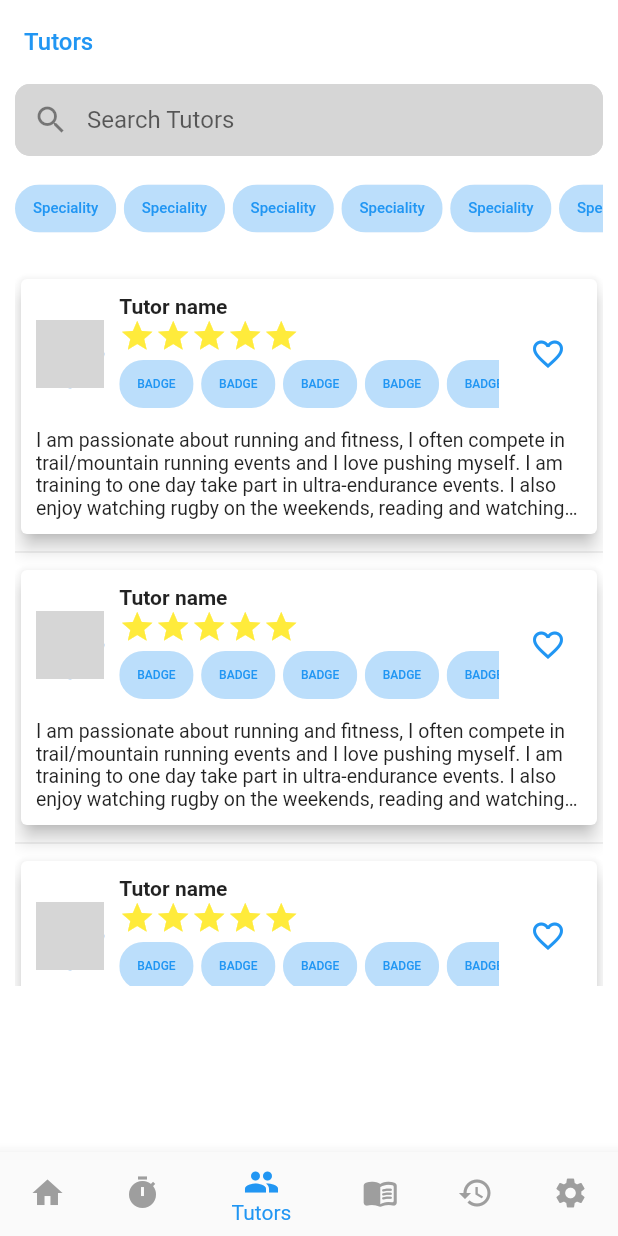
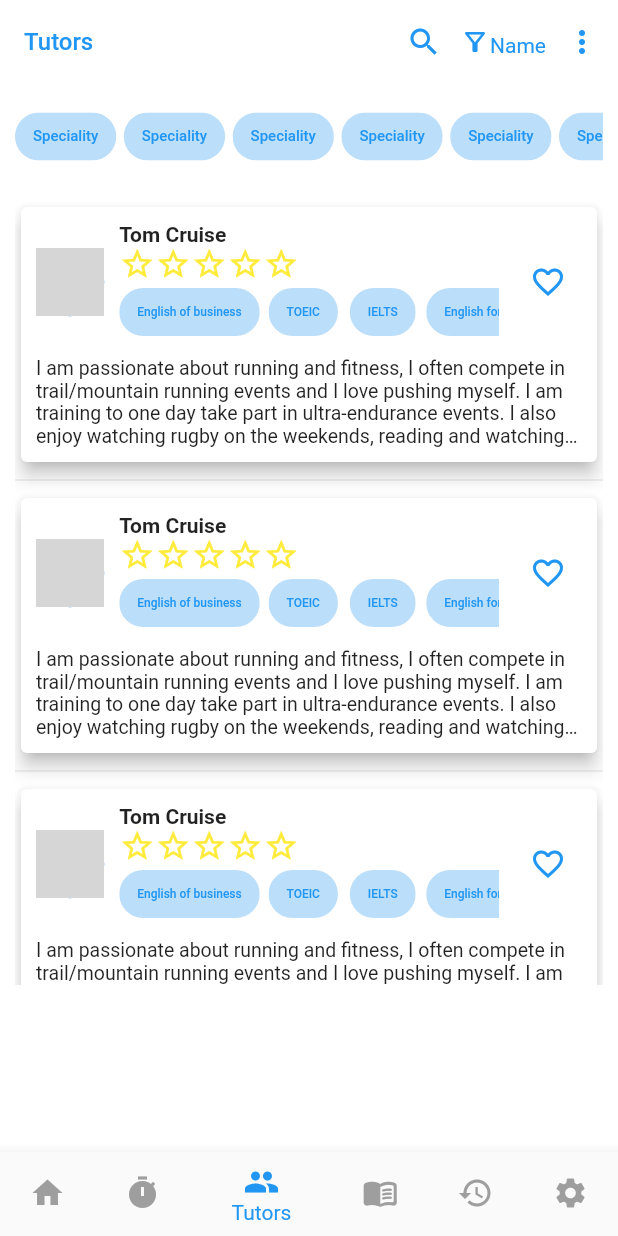
Before and after one commit to DuytheTeacher/advanced-mobile-development, a Flutter app: the Tabbar screen opened directly, item 3 of the bottom bar chosen, on a phone screen of 412 x 824 dp. Run offline on Flutter 3.47's test engine with Material 2 defaults, Android fonts, the phone set to English and light mode, and no system bars; our stand-ins replace flutter_local_notifications, image_picker, rxdart, timezone; network calls fail; grey boxes are pictures that could not be loaded.

Commit message:
Offline flow for List, Search tutors

```diff
--- a/lib/main.dart
+++ b/lib/main.dart
@@ -1,3 +1,4 @@
+import 'package:advanced_mobile_dev/providers/tutorsProvider.dart';
 import 'package:advanced_mobile_dev/providers/userProvider.dart';
 import 'package:advanced_mobile_dev/widgets/screens/account/profile.dart';
 import 'package:advanced_mobile_dev/widgets/screens/authentication/forgot-password.dart';
@@ -24,6 +25,7 @@
     return MultiProvider(
       providers: [
         ChangeNotifierProvider(create: (_) => UserProvider()),
+        ChangeNotifierProvider(create: (_) => TutorProvider()),
       ],
       child: MaterialApp(
         title: 'LET TUTOR',
@@ -37,11 +39,11 @@
           // '/login': (BuildContext context) => Login(title: 'Login', login: _loginCallback,),
           Register.routeName: (BuildContext context) =>
               const Register(title: 'Register'),
-          '/forgot-password': (BuildContext context) =>
+          ForgotPassword.routeName: (BuildContext context) =>
               const ForgotPassword(title: 'Forgot Password'),
           '/tutor-detail': (BuildContext context) =>
               const TutorDetail(title: 'Tutor'),
-          '/profile': (BuildContext context) => const Profile(title: 'Profile'),
+          Profile.routeName: (BuildContext context) => const Profile(title: 'Profile'),
           '/course-detail': (BuildContext context) =>
               const CourseDetail(title: 'Course Detail'),
           '/video-call': (BuildContext context) =>
--- /dev/null
+++ b/lib/providers/tutorsProvider.dart
@@ -0,0 +1,118 @@
+import 'dart:math';
+
+import 'package:advanced_mobile_dev/widgets/screens/tabs/tab-bar.dart';
+import 'package:flutter/foundation.dart';
+import 'package:uuid/uuid.dart';
+
+class Tutor {
+  String id;
+  String imageUrl;
+  String name;
+  int ratingStars;
+  String description;
+  String country;
+  List<String> languages;
+  List<String> specialities;
+  String interest;
+  String exp;
+  List<Comment> comments;
+  bool isFavorite;
+
+  Tutor(
+      {required this.id,
+      required this.imageUrl,
+      required this.name,
+      required this.ratingStars,
+      required this.description,
+      required this.country,
+      required this.languages,
+      required this.specialities,
+      required this.interest,
+      required this.exp,
+      required this.comments,
+      required this.isFavorite});
+}
+
+class Comment {
+  String userImageUrl;
+  String userName;
+  String userId;
+  String content;
+  int ratingStars;
+  DateTime date;
+
+  Comment(
+      {required this.userImageUrl,
+      required this.userName,
+      required this.userId,
+      required this.content,
+      required this.ratingStars,
+      required this.date});
+}
+
+class TutorProvider with ChangeNotifier {
+  List<Tutor> _tutors = [];
+
+  List<Tutor> get tutorsList {
+    return [..._tutors];
+  }
+
+  TutorProvider() {
+    generateList();
+  }
+
+  String randomName() {
+    List<String> firstName = ['Tim', 'John', 'Jack', 'Anna', 'Tom', 'Nick', 'Paul', 'Jammy'];
+    List<String> lastName = ['Cook', 'Cena', 'Grealish', 'Bell', 'Cruise', 'Pop', 'Torres', 'Dang'];
+    int randomFirstName = Random().nextInt(8);
+    int randomLastName = Random().nextInt(8);
+
+    return '${firstName[randomFirstName]} ${lastName[randomLastName]}';
+  }
+
+  void generateList() {
+    const _uuid = Uuid();
+    List<Tutor> genList = List<Tutor>.generate(
+      20,
+      (index) => Tutor(
+          id: _uuid.v4(),
+          imageUrl: 'https://source.unsplash.com/random/?avatar/tutor',
+          name: randomName(),
+          ratingStars: Random().nextInt(5),
+          description:
+              'I am passionate about running and fitness, I often compete in trail/mountain running events and I love pushing myself. I am training to one day take part in ultra-endurance events. I also enjoy watching rugby on the weekends, reading and watching podcasts on Youtube. My most memorable life experience would be living in and traveling around Southeast Asia.',
+          country: 'Vietnam',
+          languages: ['English, French', 'Chinese'],
+          specialities: [
+            'English of business',
+            'TOEIC',
+            'IELTS',
+            'English for kids',
+            'Conversational'
+          ],
+          interest:
+              'I loved the weather, the scenery and the laid-back lifestyle of the locals.',
+          exp: 'I have more than 10 years of teaching english experience',
+          comments: [],
+          isFavorite: false),
+    );
+    _tutors = genList;
+    notifyListeners();
+  }
+
+  void toggleFavorite(String tutorId) {
+    int index = _tutors.indexWhere((element) => element.id == tutorId);
+    _tutors[index].isFavorite = !_tutors[index].isFavorite;
+    notifyListeners();
+  }
+
+  List<Tutor> queryTutor(SearchOptions filter, String queryString) {
+    if (queryString == 'all') {
+      return [..._tutors];
+    } else if (filter == SearchOptions.name) {
+      return _tutors.where((element) => element.name.toLowerCase().startsWith(queryString.toLowerCase())).toList();
+    } else {
+      return _tutors.where((element) => element.country.toLowerCase().startsWith(queryString.toLowerCase())).toList();
+    }
+  }
+}
--- a/lib/widgets/common/tutor-card.dart
+++ b/lib/widgets/common/tutor-card.dart
@@ -1,37 +1,31 @@
+import 'package:advanced_mobile_dev/providers/tutorsProvider.dart';
 import 'package:flutter/material.dart';
+import 'package:provider/provider.dart';
 
 class TutorCard extends StatefulWidget {
-  const TutorCard({Key? key}) : super(key: key);
+  TutorCard({Key? key, required this.tutor}) : super(key: key);
+
+  Tutor tutor;
 
   @override
   _TutorCardState createState() => _TutorCardState();
 }
 
 class _TutorCardState extends State<TutorCard> {
-  _generateStars() {
+  _generateStars(int stars) {
     return Row(
-      children: const [
-        Icon(
+      children: List.generate(
+        5,
+        (index) => index + 1 <= stars
+            ? const Icon(
                 Icons.star,
                 color: Colors.yellow,
-        ),
-        Icon(
-          Icons.star,
+              )
+            : const Icon(
+                Icons.star_border_outlined,
                 color: Colors.yellow,
               ),
-        Icon(
-          Icons.star,
-          color: Colors.yellow,
       ),
-        Icon(
-          Icons.star,
-          color: Colors.yellow,
-        ),
-        Icon(
-          Icons.star,
-          color: Colors.yellow,
-        ),
-      ],
     );
   }
 
@@ -41,22 +35,21 @@
         width: double.infinity,
         child: ListView(
           scrollDirection: Axis.horizontal,
-          children: List.generate(
-              6,
-              (index) => Padding(
+          children: widget.tutor.specialities.map((element) {
+            return Padding(
               padding: const EdgeInsets.only(right: 5),
               child: Chip(
                 backgroundColor: Theme.of(context).primaryColorLight,
-                      label: Text('BADGE',
+                label: Text(element,
                     style: TextStyle(
-                              color: Theme.of(context).primaryColor,
-                              fontSize: 8)),
+                        color: Theme.of(context).primaryColor, fontSize: 8)),
               ),
-                  )),
+            );
+          }).toList(),
         ));
   }
 
-  _tutorInfo() {
+  _tutorInfo(BuildContext context) {
     return Padding(
       padding: const EdgeInsets.only(bottom: 10),
       child: Row(
@@ -66,7 +59,7 @@
               child: CircleAvatar(
                 child: ClipOval(
                   child: Image.network(
-                    'https://api.app.lettutor.com/avatar/4d54d3d7-d2a9-42e5-97a2-5ed38af5789aavatar1627913015850.00',
+                    widget.tutor.imageUrl,
                     width: 45,
                     height: 45,
                     fit: BoxFit.cover,
@@ -83,30 +76,36 @@
                   mainAxisAlignment: MainAxisAlignment.spaceAround,
                   crossAxisAlignment: CrossAxisAlignment.start,
                   children: <Widget>[
-                    const Text(
-                      'Tutor name',
-                      style: TextStyle(fontWeight: FontWeight.w600),
+                    Text(
+                      widget.tutor.name,
+                      style: const TextStyle(fontWeight: FontWeight.w600),
                     ),
-                    _generateStars(),
+                    _generateStars(widget.tutor.ratingStars),
                     _generateBadges()
                   ],
                 )),
           ),
           Expanded(
               flex: 1,
-              child: Icon(Icons.favorite_border,
-                  color: Theme.of(context).primaryColor)),
+              child: IconButton(
+                icon: widget.tutor.isFavorite == true ? const Icon(Icons.favorite) : const Icon(Icons.favorite_border),
+                color: Theme.of(context).primaryColor,
+                onPressed: () {
+                  final tutorData = Provider.of<TutorProvider>(context, listen: false);
+                  tutorData.toggleFavorite(widget.tutor.id);
+                },
+              )),
         ],
       ),
     );
   }
 
   _tutorDescription() {
-    return const Text(
-      'I am passionate about running and fitness, I often compete in trail/mountain running events and I love pushing myself. I am training to one day take part in ultra-endurance events. I also enjoy watching rugby on the weekends, reading and watching podcasts on Youtube. My most memorable life experience would be living in and traveling around Southeast Asia.',
+    return Text(
+      widget.tutor.description,
       overflow: TextOverflow.ellipsis,
       maxLines: 4,
-      style: TextStyle(
+      style: const TextStyle(
         fontSize: 13,
       ),
     );
@@ -118,12 +117,13 @@
       onTap: () {
         Navigator.pushNamed(context, '/tutor-detail');
       },
+      behavior: HitTestBehavior.translucent,
       child: Card(
         elevation: 5,
         child: Padding(
           padding: const EdgeInsets.all(10),
           child: Column(
-            children: [_tutorInfo(), _tutorDescription()],
+            children: [_tutorInfo(context), _tutorDescription()],
           ),
         ),
       ),
--- /dev/null
+++ b/lib/widgets/common/tutor-list-only.dart
@@ -0,0 +1,36 @@
+import 'package:advanced_mobile_dev/providers/tutorsProvider.dart';
+import 'package:advanced_mobile_dev/widgets/common/tutor-card.dart';
+import 'package:advanced_mobile_dev/widgets/screens/tabs/tab-bar.dart';
+
+import 'package:flutter/material.dart';
+import 'package:provider/provider.dart';
+
+class TutorList extends StatefulWidget {
+  TutorList({Key? key, required this.filter, required this.queryString}) : super(key: key);
+
+  SearchOptions filter;
+  String queryString;
+
+  @override
+  State<TutorList> createState() => _TutorListState();
+}
+
+class _TutorListState extends State<TutorList> {
+  @override
+  Widget build(BuildContext context) {
+    final tutorData = Provider.of<TutorProvider>(context);
+
+    return SizedBox(
+      height: 530.5,
+      child: ListView.separated(
+        padding: const EdgeInsets.symmetric(vertical: 8),
+        itemCount: tutorData.queryTutor(widget.filter, widget.queryString).length,
+        itemBuilder: (BuildContext context, int index) {
+          Tutor tutor = tutorData.queryTutor(widget.filter, widget.queryString)[index];
+          return Center(child: TutorCard(tutor: tutor,));
+        },
+        separatorBuilder: (BuildContext context, int index) => const Divider(),
+      ),
+    );
+  }
+}
--- a/lib/widgets/screens/account/profile.dart
+++ b/lib/widgets/screens/account/profile.dart
@@ -12,6 +12,7 @@
   const Profile({Key? key, required this.title}) : super(key: key);
 
   final String title;
+  static const routeName = '/profile';
 
   @override
   State<Profile> createState() => _ProfileState();
--- a/lib/widgets/screens/authentication/forgot-password.dart
+++ b/lib/widgets/screens/authentication/forgot-password.dart
@@ -7,6 +7,7 @@
   const ForgotPassword({Key? key, required this.title}) : super(key: key);
 
   final String title;
+  static String routeName = '/forgot-password';
 
   @override
   State<ForgotPassword> createState() => _ForgotPasswordState();
--- a/lib/widgets/screens/authentication/login.dart
+++ b/lib/widgets/screens/authentication/login.dart
@@ -1,4 +1,5 @@
 import 'package:advanced_mobile_dev/providers/userProvider.dart';
+import 'package:advanced_mobile_dev/widgets/screens/authentication/forgot-password.dart';
 import 'package:advanced_mobile_dev/widgets/screens/authentication/register.dart';
 import 'package:flutter/material.dart';
 import 'package:provider/provider.dart';
@@ -94,7 +95,7 @@
             alignment: Alignment.centerRight,
             child: GestureDetector(
               onTap: () {
-                Navigator.pushNamed(context, '/forgot-password');
+                Navigator.pushNamed(context, ForgotPassword.routeName);
               },
               child: const Text(
                 'Forgot Password?',
--- a/lib/widgets/screens/tabs/home-screen.dart
+++ b/lib/widgets/screens/tabs/home-screen.dart
@@ -126,7 +126,7 @@
         padding: const EdgeInsets.all(8),
         itemCount: 3,
         itemBuilder: (BuildContext context, int index) {
-          return const Center(child: TutorCard());
+          return const Center();
         },
         separatorBuilder: (BuildContext context, int index) => const Divider(),
       ),
--- a/lib/widgets/screens/tabs/tab-bar.dart
+++ b/lib/widgets/screens/tabs/tab-bar.dart
@@ -1,4 +1,4 @@
-import 'package:advanced_mobile_dev/providers/userProvider.dart';
+import 'package:advanced_mobile_dev/widgets/common/tutor-list-only.dart';
 import 'package:advanced_mobile_dev/widgets/screens/tabs/courses.dart';
 import 'package:advanced_mobile_dev/widgets/screens/tabs/history.dart';
 import 'package:advanced_mobile_dev/widgets/screens/tabs/home-screen.dart';
@@ -7,6 +7,8 @@
 import 'package:advanced_mobile_dev/widgets/screens/tabs/tutor-list.dart';
 import 'package:flutter/material.dart';
 
+enum SearchOptions { name, country }
+
 class Tabbar extends StatefulWidget {
   @override
   _TabbarState createState() => _TabbarState();
@@ -14,6 +16,7 @@
 
 class _TabbarState extends State<Tabbar> {
   int _selectedIndex = 0;
+  SearchOptions _filter = SearchOptions.name;
 
   void _seclectPage(int index) {
     setState(() {
@@ -29,13 +32,64 @@
       {'page': const TurtorList(), 'title': 'Tutors'},
       {'page': const Courses(), 'title': 'Courses'},
       {'page': const History(), 'title': 'History'},
-      {
-        'page': Settings(
-          seclectPage: _seclectPage
+      {'page': Settings(seclectPage: _seclectPage), 'title': 'Settings'},
+    ];
+
+    _popupMenu() {
+      return PopupMenuButton(
+        onSelected: (SearchOptions selectedValue) {
+          print(selectedValue);
+          setState(() {
+            if (selectedValue == SearchOptions.name) {
+              _filter = SearchOptions.name;
+            } else {
+              _filter = SearchOptions.country;
+            }
+          });
+        },
+        itemBuilder: (_) => const [
+          PopupMenuItem(
+            child: Text('Filter by name'),
+            value: SearchOptions.name,
+          ),
+          PopupMenuItem(
+            child: Text('Filter by country'),
+            value: SearchOptions.country,
+          ),
+        ],
+        icon: Icon(
+          Icons.more_vert,
+          color: Theme.of(context).primaryColor,
         ),
-        'title': 'Settings'
-      },
-    ];
+      );
+    }
+
+    _filterRender() {
+      String filterText = '';
+      if (_filter == SearchOptions.name) {
+        filterText = 'Name';
+      } else if (_filter == SearchOptions.country) {
+        filterText = 'Country';
+      }
+      return Center(
+        child: RichText(
+          text: TextSpan(
+            children: [
+              WidgetSpan(
+                child: Icon(
+                  Icons.filter_alt_outlined,
+                  size: 20,
+                  color: Theme.of(context).primaryColor,
+                ),
+              ),
+              TextSpan(
+                  text: filterText,
+                  style: TextStyle(color: Theme.of(context).primaryColor)),
+            ],
+          ),
+        ),
+      );
+    }
 
     return Scaffold(
       appBar: AppBar(
@@ -45,6 +99,26 @@
         elevation: 0,
         backgroundColor: Theme.of(context).scaffoldBackgroundColor,
         automaticallyImplyLeading: false,
+        actions: [
+          _selectedIndex == 2
+              ? Row(
+                  children: [
+                    IconButton(
+                        onPressed: () {
+                          showSearch(
+                              context: context,
+                              delegate: TutorSearch(filter: _filter));
+                        },
+                        icon: Icon(
+                          Icons.search_sharp,
+                          color: Theme.of(context).primaryColor,
+                        )),
+                    _filterRender(),
+                    _popupMenu()
+                  ],
+                )
+              : Container()
+        ],
       ),
       body: _pages[_selectedIndex]['page'] as Widget,
       bottomNavigationBar: BottomNavigationBar(
@@ -68,3 +142,40 @@
     );
   }
 }
+
+class TutorSearch extends SearchDelegate<String> {
+  SearchOptions filter;
+
+  TutorSearch({required this.filter});
+
+  @override
+  List<Widget>? buildActions(BuildContext context) => [
+        IconButton(
+          icon: const Icon(Icons.close),
+          onPressed: () {
+            if (query.isEmpty) {
+              close(context, '');
+            } else {
+              query = '';
+            }
+          },
+        )
+      ];
+
+  @override
+  Widget? buildLeading(BuildContext context) => IconButton(
+      onPressed: () {
+        close(context, '');
+      },
+      icon: const Icon(Icons.arrow_back));
+
+  @override
+  Widget buildResults(BuildContext context) {
+    return TutorList(filter: filter, queryString: query);
+  }
+
+  @override
+  Widget buildSuggestions(BuildContext context) {
+    return TutorList(filter: filter, queryString: query);
+  }
+}
--- a/lib/widgets/screens/tabs/tutor-list.dart
+++ b/lib/widgets/screens/tabs/tutor-list.dart
@@ -1,6 +1,7 @@
+import 'package:advanced_mobile_dev/providers/tutorsProvider.dart';
+import 'package:advanced_mobile_dev/widgets/common/tutor-list-only.dart';
+import 'package:advanced_mobile_dev/widgets/screens/tabs/tab-bar.dart';
 import 'package:flutter/material.dart';
-
-import '../../common/tutor-card.dart';
 
 class TurtorList extends StatefulWidget {
   const TurtorList({Key? key}) : super(key: key);
@@ -10,34 +11,7 @@
 }
 
 class _TurtorListState extends State<TurtorList> {
-  final searchController = TextEditingController();
-
-  _searchBar(TextEditingController controller) {
-    return SizedBox(
-      width: double.infinity,
-      child: TextField(
-        controller: controller,
-        autocorrect: false,
-        decoration: InputDecoration(
-          prefixIcon: const Icon(Icons.search),
-          hintText: 'Search Tutors',
-          fillColor: Colors.grey[350],
-          filled: true,
-          contentPadding: const EdgeInsets.all(10.0),
-          enabledBorder: const OutlineInputBorder(
-            borderRadius: BorderRadius.all(Radius.circular(10.0)),
-            borderSide: BorderSide(
-              color: Color(0xFFD6D6D6),
-            ),
-          ),
-          focusedBorder: const OutlineInputBorder(
-            borderRadius: BorderRadius.all(Radius.circular(10.0)),
-            borderSide: BorderSide(color: Color(0xFFD6D6D6)),
-          ),
-        ),
-      ),
-    );
-  }
+  List<Tutor> tutorsList = [];
 
   _filterChips() {
     return Padding(
@@ -64,30 +38,16 @@
     );
   }
 
-  _listRecommendedTutors() {
-    return SizedBox(
-      height: 483.4,
-      child: ListView.separated(
-        padding: const EdgeInsets.symmetric(vertical: 8),
-        itemCount: 3,
-        itemBuilder: (BuildContext context, int index) {
-          return const Center(child: TutorCard());
-        },
-        separatorBuilder: (BuildContext context, int index) => const Divider(),
-      ),
-    );
-  }
-
   @override
   Widget build(BuildContext context) {
+
     return SizedBox(
       width: double.infinity,
       child: Padding(
         padding: const EdgeInsets.symmetric(vertical: 0, horizontal: 10),
         child: Column(children: <Widget>[
-          _searchBar(searchController),
           _filterChips(),
-          _listRecommendedTutors()
+          TutorList(filter: SearchOptions.name, queryString: 'all')
         ]),
       ),
     );
--- a/pubspec.yaml
+++ b/pubspec.yaml
@@ -45,6 +45,7 @@
   intl: ^0.17.0
   rxdart: ^0.27.3
   image_picker: ^0.8.4+11
+  uuid: 3.0.6
 
   # The "flutter_lints" package below contains a set of recommended lints to
   # encourage good coding practices. The lint set provided by the package is
```
Also changed, not shown: pubspec.lock. Lines whose indentation alone changed are shown as unchanged.
